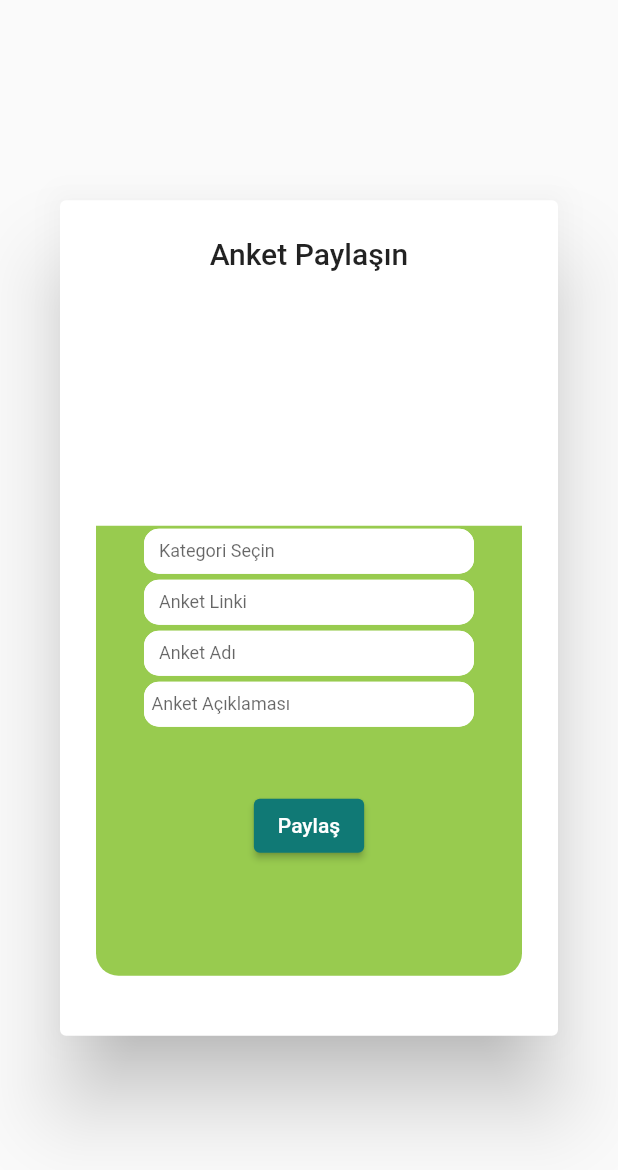
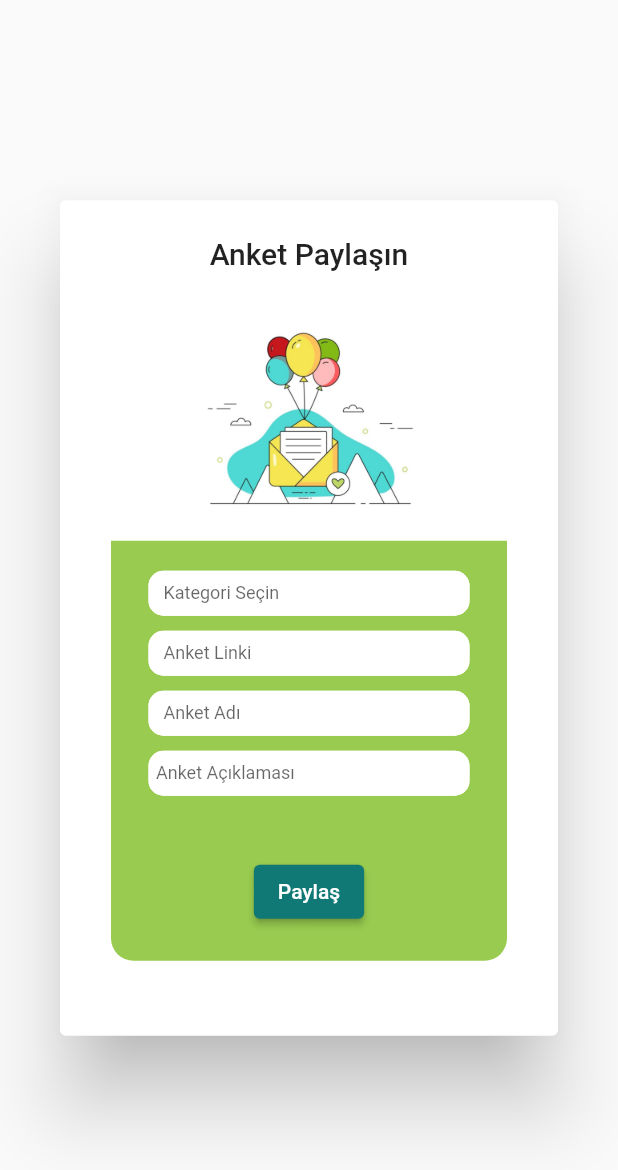
Before and after one commit to yalgettekin/Takim57, a Flutter app: the SurveyPopup widget shown alone on an empty page, opened directly, on a phone screen of 412 x 824 dp. Shown: the top 1170 px of the screen. Run offline on Flutter 3.47's test engine with Material 2 defaults, Android fonts, the light colour scheme and no system bars; our stand-ins replace cloud_firestore, firebase_auth, firebase_core, google_sign_in, hive, hive_flutter and 2 more; missing offline and left inert: dart:ffi; accounts and stored records are empty.

Commit message:
Edit Popup Screen

```diff
--- a/lib/Screens/popup.dart
+++ b/lib/Screens/popup.dart
@@ -53,12 +53,18 @@ class _SurveyPopupState extends State<SurveyPopup> {
       ),
       actions: [],
       content: Padding(
-        padding: const EdgeInsets.only(top: 150),
+        padding: const EdgeInsets.all(10),
         child: Form(
           child: Column(
             children: <Widget>[
+              Image.asset(
+                'assets/popup.png',
+                height: 150,
+                width: 150,
+                alignment: Alignment.center
+              ),
               Container(
-                height: 300,
+                height: 280,
                 width: 900,
                 decoration: const BoxDecoration(
                   borderRadius: BorderRadius.only(
@@ -70,7 +76,7 @@ class _SurveyPopupState extends State<SurveyPopup> {
                   children: [
                     Padding(
                         padding: const EdgeInsets.only(
-                            left: 25.0, right: 25.0, top: 2.0, bottom: 2.0),
+                            left: 25.0, right: 25.0, top: 20.0, bottom: 8.0),
                         child: SizedBox(
                           height: 30,
                           width: 220,
@@ -101,7 +107,7 @@ class _SurveyPopupState extends State<SurveyPopup> {
                     ),
                     Padding(
                       padding: const EdgeInsets.only(
-                          left: 25.0, right: 25.0, top: 2.0, bottom: 2.0),
+                          left: 25.0, right: 25.0, top: 2.0, bottom: 8.0),
                       child: SizedBox(
                         height: 30,
                         width: 220,
@@ -132,7 +138,7 @@ class _SurveyPopupState extends State<SurveyPopup> {
                     ),
                     Padding(
                       padding: const EdgeInsets.only(
-                          left: 25.0, right: 25.0, top: 2.0, bottom: 2.0),
+                          left: 25.0, right: 25.0, top: 2.0, bottom: 8.0),
                       child: SizedBox(
                         height: 30,
                         width: 220,
@@ -163,7 +169,7 @@ class _SurveyPopupState extends State<SurveyPopup> {
                     ),
                     Padding(
                       padding: const EdgeInsets.only(
-                          left: 25.0, right: 25.0, top: 2.0, bottom: 2.0),
+                          left: 25.0, right: 25.0, top: 2.0, bottom: .0),
                       child: SizedBox(
                         height: 30,
                         width: 220,
```
Also changed, not shown: assets/popup.png (added).
